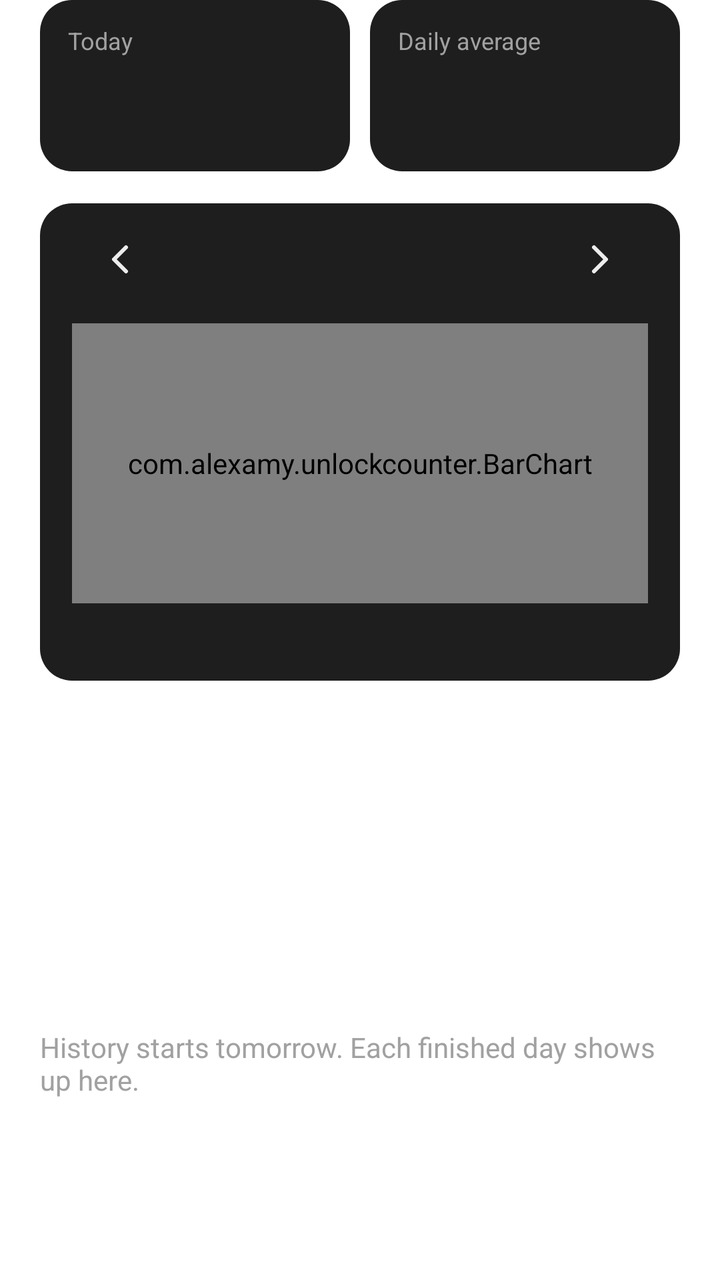
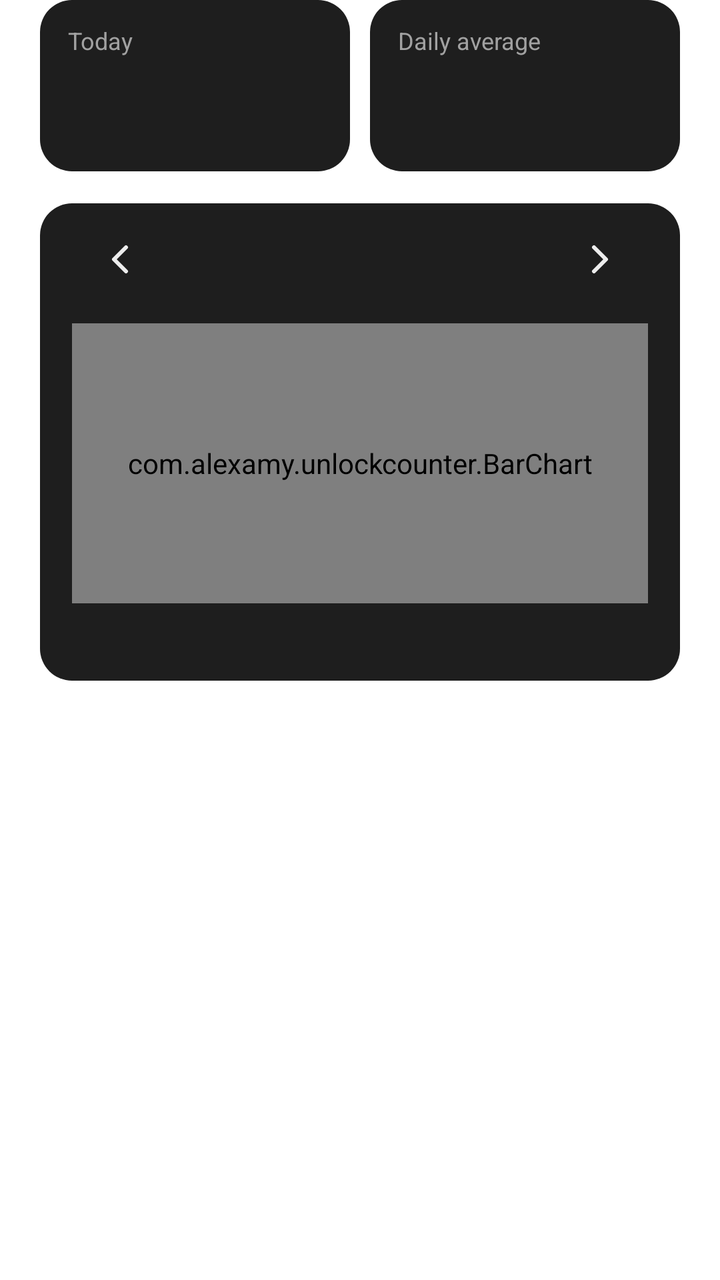

Screens rendered from an Android XML layout before and after an edit, with the pre-edit source and the edit as a unified diff.
<!-- AndroidManifest.xml: fallback theme Theme.MaterialComponents.DayNight.NoActionBar -->
<!-- res/layout/tab_history.xml -->
<?xml version="1.0" encoding="utf-8"?>
<FrameLayout xmlns:android="http://schemas.android.com/apk/res/android"
    android:layout_width="match_parent"
    android:layout_height="match_parent"
    android:accessibilityPaneTitle="@string/tab_history">

    <LinearLayout
        android:layout_width="match_parent"
        android:layout_height="match_parent"
        android:orientation="vertical"
        android:paddingHorizontal="20dp">

        <LinearLayout
            android:layout_width="match_parent"
            android:layout_height="wrap_content"
            android:orientation="horizontal">

            <LinearLayout
                android:id="@+id/today_tile"
                style="@style/HeaderTile"
                android:layout_marginEnd="10dp"
                android:clickable="true"
                android:focusable="true"
                android:foreground="?android:attr/selectableItemBackground">

                <TextView style="@style/StatLabel" android:textSize="12sp" android:text="@string/today" />

                <TextView android:id="@+id/today_count" style="@style/HeaderTileValue" />
            </LinearLayout>

            <LinearLayout
                android:id="@+id/average_tile"
                style="@style/HeaderTile">

                <TextView style="@style/StatLabel" android:textSize="12sp" android:text="@string/average_14" />

                <TextView android:id="@+id/average" style="@style/HeaderTileValue" />
            </LinearLayout>
        </LinearLayout>

        <LinearLayout
            android:layout_width="match_parent"
            android:layout_height="wrap_content"
            android:layout_marginVertical="16dp"
            android:background="@drawable/bg_card"
            android:orientation="vertical"
            android:paddingHorizontal="16dp"
            android:paddingTop="4dp"
            android:paddingBottom="16dp">

            <LinearLayout
                android:layout_width="match_parent"
                android:layout_height="wrap_content"
                android:gravity="center_vertical"
                android:orientation="horizontal">

                <ImageButton
                    android:id="@+id/prev_week"
                    style="@style/Spot"
                    android:layout_width="48dp"
                    android:layout_height="48dp"
                    android:background="?android:attr/selectableItemBackgroundBorderless"
                    android:contentDescription="@string/previous_week"
                    android:src="@drawable/ic_chevron_left"
                    android:tint="@color/text" />

                <TextView
                    android:id="@+id/week_label"
                    android:layout_width="0dp"
                    android:layout_height="wrap_content"
                    android:layout_weight="1"
                    android:accessibilityLiveRegion="polite"
                    android:gravity="center"
                    android:textColor="@color/text"
                    android:textSize="14sp" />

                <ImageButton
                    android:id="@+id/next_week"
                    style="@style/Spot"
                    android:layout_width="48dp"
                    android:layout_height="48dp"
                    android:background="?android:attr/selectableItemBackgroundBorderless"
                    android:contentDescription="@string/next_week"
                    android:src="@drawable/ic_chevron_right"
                    android:tint="@color/text" />
            </LinearLayout>

            <com.alexamy.unlockcounter.BarChart
                android:id="@+id/bars"
                android:layout_width="match_parent"
                android:layout_height="140dp"
                android:layout_marginTop="8dp" />

            <LinearLayout
                android:id="@+id/weekdays"
                android:layout_width="match_parent"
                android:layout_height="wrap_content"
                android:layout_marginTop="8dp"
                android:importantForAccessibility="noHideDescendants"
                android:orientation="horizontal">

                <TextView style="@style/WeekdayLabel" />
                <TextView style="@style/WeekdayLabel" />
                <TextView style="@style/WeekdayLabel" />
                <TextView style="@style/WeekdayLabel" />
                <TextView style="@style/WeekdayLabel" />
                <TextView style="@style/WeekdayLabel" />
                <TextView style="@style/WeekdayLabel" />
            </LinearLayout>
        </LinearLayout>

        <ListView
            android:id="@+id/history"
            android:layout_width="match_parent"
            android:layout_height="0dp"
            android:layout_weight="1"
            android:divider="@color/surface_high"
            android:dividerHeight="1dp" />

        <TextView
            android:id="@+id/history_empty"
            android:layout_width="match_parent"
            android:layout_height="0dp"
            android:layout_weight="1"
            android:paddingTop="16dp"
            android:text="@string/history_empty"
            android:textColor="@color/text_muted"
            android:textSize="14sp" />
    </LinearLayout>
</FrameLayout>
<!-- resources referenced by this layout -->
<resources>
  <color name="surface_high">#2A2A2A</color>
  <color name="text">#EDEDED</color>
  <color name="text_muted">#A1A1A1</color>
  <!-- drawable bg_card (drawable) -->
  <?xml version="1.0" encoding="utf-8"?>
  <shape xmlns:android="http://schemas.android.com/apk/res/android" android:shape="rectangle">
      <solid android:color="@color/surface" />
      <corners android:radius="16dp" />
  </shape>
  <!-- drawable ic_chevron_left (drawable) -->
  <?xml version="1.0" encoding="utf-8"?>
  <vector xmlns:android="http://schemas.android.com/apk/res/android"
      android:width="24dp"
      android:height="24dp"
      android:autoMirrored="true"
      android:viewportWidth="24"
      android:viewportHeight="24">
      <path
          android:pathData="M15,6l-6,6 6,6"
          android:strokeWidth="2"
          android:strokeColor="#FFFFFF"
          android:strokeLineCap="round"
          android:strokeLineJoin="round" />
  </vector>
  <!-- drawable ic_chevron_right (drawable) -->
  <?xml version="1.0" encoding="utf-8"?>
  <vector xmlns:android="http://schemas.android.com/apk/res/android"
      android:width="24dp"
      android:height="24dp"
      android:autoMirrored="true"
      android:viewportWidth="24"
      android:viewportHeight="24">
      <path
          android:pathData="M9,6l6,6 -6,6"
          android:strokeWidth="2"
          android:strokeColor="#FFFFFF"
          android:strokeLineCap="round"
          android:strokeLineJoin="round" />
  </vector>
  <string name="average_14">Daily average</string>
  <string name="history_empty">History starts tomorrow. Each finished day shows up here.</string>
  <string name="next_week">Next week</string>
  <string name="previous_week">Previous week</string>
  <string name="tab_history">History</string>
  <string name="today">Today</string>
  <style name="HeaderTile">
          <item name="android:layout_width">0dp</item>
          <item name="android:layout_height">wrap_content</item>
          <item name="android:layout_weight">1</item>
          <item name="android:background">@drawable/bg_card</item>
          <item name="android:orientation">vertical</item>
          <item name="android:paddingHorizontal">14dp</item>
          <item name="android:paddingVertical">12dp</item>
      </style>
  <style name="HeaderTileValue">
          <item name="android:layout_width">wrap_content</item>
          <item name="android:layout_height">wrap_content</item>
          <item name="android:fontFeatureSettings">tnum</item>
          <item name="android:textColor">@color/text</item>
          <item name="android:textSize">34sp</item>
          <item name="android:textStyle">bold</item>
      </style>
  <style name="Spot" parent="@android:style/Widget.DeviceDefault.Button.Borderless">
          <item name="android:minHeight">48dp</item>
          <item name="android:minWidth">48dp</item>
          <item name="android:background">@drawable/bg_spot</item>
          <item name="android:stateListAnimator">@null</item>
      </style>
  <style name="StatLabel">
          <item name="android:layout_width">wrap_content</item>
          <item name="android:layout_height">wrap_content</item>
          <item name="android:textColor">@color/text_muted</item>
          <item name="android:textSize">11sp</item>
      </style>
  <style name="WeekdayLabel">
          <item name="android:layout_width">0dp</item>
          <item name="android:layout_height">wrap_content</item>
          <item name="android:layout_weight">1</item>
          <item name="android:gravity">center</item>
          <item name="android:textColor">@color/text_muted</item>
          <item name="android:textSize">11sp</item>
      </style>
  <color name="surface">#1E1E1E</color>
  <color name="accent">#8AB4F8</color>
  <!-- unchanged entries left out for length: 1 -->
</resources>

<!-- the commit's change to res/layout/tab_history.xml (unified diff, before → after) -->
@@ -116,15 +116,5 @@
             android:layout_weight="1"
             android:divider="@color/surface_high"
             android:dividerHeight="1dp" />
-
-        <TextView
-            android:id="@+id/history_empty"
-            android:layout_width="match_parent"
-            android:layout_height="0dp"
-            android:layout_weight="1"
-            android:paddingTop="16dp"
-            android:text="@string/history_empty"
-            android:textColor="@color/text_muted"
-            android:textSize="14sp" />
     </LinearLayout>
 </FrameLayout>
<!-- resource entries referenced after the edit -->
@@ -40,7 +40,6 @@
           android:strokeLineJoin="round" />
   </vector>
   <string name="average_14">Daily average</string>
-  <string name="history_empty">History starts tomorrow. Each finished day shows up here.</string>
   <string name="next_week">Next week</string>
   <string name="previous_week">Previous week</string>
   <string name="tab_history">History</string>
